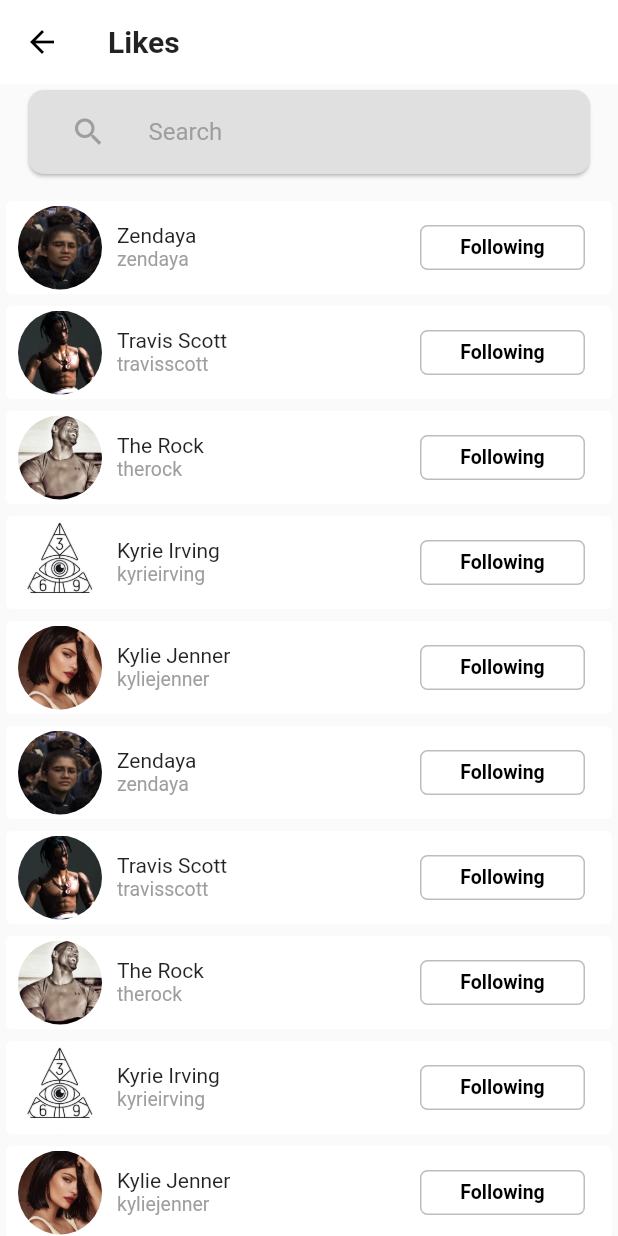
After one commit to zimbakovtech/Instagram-Clone, a Flutter app: the Likes screen opened by its route, on a phone screen of 412 x 824 dp. The commit adds this screen. Run offline on Flutter 3.47's test engine with Material 2 defaults, Android fonts, the phone set to English and light mode, and no system bars.

Commit message:
Likes Page

```diff
--- a/instagram_clone/lib/classes.dart
+++ b/instagram_clone/lib/classes.dart
@@ -41,6 +41,7 @@ class Dms {
   String profile;
   String status;
   String username;
+  bool following;
 
-  Dms({this.name, this.profile, this.status, this.username});
+  Dms({this.name, this.profile, this.status, this.username, this.following});
 }
--- a/instagram_clone/lib/direct/direct.dart
+++ b/instagram_clone/lib/direct/direct.dart
@@ -1,5 +1,5 @@
 import 'package:flutter/material.dart';
-import 'package:instagram_clone/chats.dart';
+import 'chats.dart';
 
 void main() => runApp(MaterialApp(
       debugShowCheckedModeBanner: false,
--- a/instagram_clone/lib/direct/search.dart
+++ b/instagram_clone/lib/direct/search.dart
@@ -28,7 +28,10 @@ class _SearchDirectState extends State<SearchDirect> {
               autofocus: true,
               decoration: InputDecoration(
                 hintText: 'Search',
-                prefixIcon: Icon(Icons.arrow_back, color: Colors.black),
+                prefixIcon: IconButton(
+                  icon: Icon(Icons.arrow_back, color: Colors.black),
+                  onPressed: () => Navigator.of(context).pop(),
+                ),
               ),
             ),
           ),
--- a/instagram_clone/lib/home.dart
+++ b/instagram_clone/lib/home.dart
@@ -234,6 +234,8 @@ class _HomePageState extends State<HomePage> {
         ),
         Padding(
           padding: const EdgeInsets.only(left: 10.0),
+          child: TextButton(
+            onPressed: () => Navigator.of(context).pushNamed('/likes'),
             child: Text(
               (posts[index].likes < 10000)
                   ? '${posts[index].likes} likes'
@@ -244,6 +246,7 @@ class _HomePageState extends State<HomePage> {
                 color: Colors.black,
                 fontWeight: FontWeight.bold,
                 fontSize: 13.0,
+              ),
             ),
           ),
         ),
--- /dev/null
+++ b/instagram_clone/lib/likes.dart
@@ -0,0 +1,164 @@
+import 'package:flutter/material.dart';
+import 'lists.dart';
+
+void main() => runApp(MaterialApp(
+      debugShowCheckedModeBanner: false,
+      theme: ThemeData(
+        visualDensity: VisualDensity.adaptivePlatformDensity,
+      ),
+      home: Likes(),
+    ));
+
+class Likes extends StatefulWidget {
+  @override
+  _LikesState createState() => _LikesState();
+}
+
+class _LikesState extends State<Likes> {
+  @override
+  Widget build(BuildContext context) {
+    return Scaffold(
+      appBar: AppBar(
+        backgroundColor: Colors.white,
+        elevation: 0.0,
+        title: Text(
+          'Likes',
+          style: TextStyle(
+            fontWeight: FontWeight.bold,
+          ),
+        ),
+      ),
+      body: Column(
+        children: [
+          Padding(
+            padding: const EdgeInsets.fromLTRB(15.0, 0.0, 15.0, 10.0),
+            child: Card(
+              color: Colors.grey[300],
+              child: ListTile(
+                onTap: () => Navigator.of(context).pushNamed('/search'),
+                leading: IconButton(
+                  icon: Icon(
+                    Icons.search,
+                    color: Colors.grey[500],
+                  ),
+                  onPressed: () => Navigator.of(context).pushNamed('/search'),
+                ),
+                title: Text(
+                  'Search',
+                  style: TextStyle(color: Colors.grey[500], fontSize: 16.0),
+                ),
+              ),
+              shape: RoundedRectangleBorder(
+                  borderRadius: BorderRadius.circular(10.0)),
+            ),
+          ),
+          Container(
+            height: MediaQuery.of(context).size.height - 122,
+            child: ListView(
+              children: accounts(),
+            ),
+          ),
+        ],
+      ),
+    );
+  }
+
+  List accounts() {
+    List<Widget> accounts = [];
+
+    for (int i = 0; i < 20; i++) {
+      accounts.add(getAccount(i));
+    }
+    return accounts;
+  }
+
+  Widget getAccount(int index) {
+    return Container(
+      height: 70.0,
+      width: 100.0,
+      child: Card(
+        color: Colors.white,
+        elevation: 0.0,
+        child: Row(
+          children: [
+            Padding(
+              padding: const EdgeInsets.only(left: 8.0, right: 10.0),
+              child: CircleAvatar(
+                backgroundImage: AssetImage(directs[index].profile),
+                radius: 28.0,
+              ),
+            ),
+            Padding(
+              padding: const EdgeInsets.only(top: 15.0),
+              child: Column(
+                crossAxisAlignment: CrossAxisAlignment.start,
+                children: [
+                  Text(
+                    directs[index].name,
+                    style: TextStyle(fontSize: 14.0),
+                  ),
+                  Text(
+                    directs[index].username,
+                    style: TextStyle(fontSize: 13.0, color: Colors.grey[500]),
+                  ),
+                ],
+              ),
+            ),
+            Spacer(),
+            Padding(
+              padding: const EdgeInsets.only(right: 10.0),
+              // child: FlatButton(
+              //   color: directs[index].following ? Colors.white : Colors.blue,
+              //   child: Text(
+              //     directs[index].following ? 'Following' : 'Follow',
+              //     style: TextStyle(
+              //       color:
+              //           directs[index].following ? Colors.black : Colors.white,
+              //     ),
+              //   ),
+              //   onPressed: () {
+              //     setState(() {
+              //       directs[index].following = !directs[index].following;
+              //     });
+              //   },
+              // ),
+              child: TextButton(
+                child: Container(
+                  height: 30.0,
+                  width: 110.0,
+                  decoration: BoxDecoration(
+                    color:
+                        directs[index].following ? Colors.white : Colors.blue,
+                    borderRadius: BorderRadius.all(Radius.circular(5.0)),
+                    border: Border.all(
+                      color: directs[index].following
+                          ? Colors.grey[400]
+                          : Colors.blue,
+                    ),
+                  ),
+                  child: Center(
+                    child: Text(
+                      directs[index].following ? 'Following' : 'Follow',
+                      style: TextStyle(
+                        color: directs[index].following
+                            ? Colors.black
+                            : Colors.white,
+                        fontWeight: FontWeight.w600,
+                        fontSize: 13.0,
+                      ),
+                    ),
+                  ),
+                ),
+                onPressed: () {
+                  setState(() {
+                    directs[index].following = !directs[index].following;
+                  });
+                },
+              ),
+            ),
+          ],
+        ),
+      ),
+    );
+  }
+}
--- a/instagram_clone/lib/lists.dart
+++ b/instagram_clone/lib/lists.dart
@@ -144,100 +144,140 @@ List<Dms> directs = [
     name: 'Zendaya',
     profile: 'assets/zendaya.jpg',
     status: 'Sent 1m ago',
-      username: 'zendaya'),
+    username: 'zendaya',
+    following: true,
+  ),
   Dms(
     name: 'Travis Scott',
     profile: 'assets/travis.jpg',
     status: 'Seen 8m ago',
-      username: 'travisscott'),
+    username: 'travisscott',
+    following: true,
+  ),
   Dms(
     name: 'The Rock',
     profile: 'assets/therock.jpeg',
     status: 'Sent 20m ago',
-      username: 'therock'),
+    username: 'therock',
+    following: true,
+  ),
   Dms(
     name: 'Kyrie Irving',
     profile: 'assets/kyrie.jpg',
     status: 'Sent 1h ago',
-      username: 'kyrieirving'),
+    username: 'kyrieirving',
+    following: true,
+  ),
   Dms(
     name: 'Kylie Jenner',
     profile: 'assets/kylie.jpg',
     status: 'Sent 3h ago',
-      username: 'kyliejenner'),
+    username: 'kyliejenner',
+    following: true,
+  ),
   Dms(
     name: 'Zendaya',
     profile: 'assets/zendaya.jpg',
     status: 'Opened 5h ago',
-      username: 'zendaya'),
+    username: 'zendaya',
+    following: true,
+  ),
   Dms(
     name: 'Travis Scott',
     profile: 'assets/travis.jpg',
     status: 'Sent 10h ago',
-      username: 'travisscott'),
+    username: 'travisscott',
+    following: true,
+  ),
   Dms(
     name: 'The Rock',
     profile: 'assets/therock.jpeg',
     status: 'Seen 19h ago',
-      username: 'therock'),
+    username: 'therock',
+    following: true,
+  ),
   Dms(
     name: 'Kyrie Irving',
     profile: 'assets/kyrie.jpg',
     status: 'Opened 1d ago',
-      username: 'kyrieirving'),
+    username: 'kyrieirving',
+    following: true,
+  ),
   Dms(
     name: 'Kylie Jenner',
     profile: 'assets/kylie.jpg',
     status: 'Sent 3d ago',
-      username: 'kyliejenner'),
+    username: 'kyliejenner',
+    following: true,
+  ),
   Dms(
     name: 'Zendaya',
     profile: 'assets/zendaya.jpg',
     status: 'Sent 1m ago',
-      username: 'zendaya'),
+    username: 'zendaya',
+    following: true,
+  ),
   Dms(
     name: 'Travis Scott',
     profile: 'assets/travis.jpg',
     status: 'Seen 8m ago',
-      username: 'travisscott'),
+    username: 'travisscott',
+    following: false,
+  ),
   Dms(
     name: 'The Rock',
     profile: 'assets/therock.jpeg',
     status: 'Sent 20m ago',
-      username: 'therock'),
+    username: 'therock',
+    following: false,
+  ),
   Dms(
     name: 'Kyrie Irving',
     profile: 'assets/kyrie.jpg',
     status: 'Sent 1h ago',
-      username: 'kyrieirving'),
+    username: 'kyrieirving',
+    following: false,
+  ),
   Dms(
     name: 'Kylie Jenner',
     profile: 'assets/kylie.jpg',
     status: 'Sent 3h ago',
-      username: 'kyliejenner'),
+    username: 'kyliejenner',
+    following: false,
+  ),
   Dms(
     name: 'Zendaya',
     profile: 'assets/zendaya.jpg',
     status: 'Opened 5h ago',
-      username: 'zendaya'),
+    username: 'zendaya',
+    following: false,
+  ),
   Dms(
     name: 'Travis Scott',
     profile: 'assets/travis.jpg',
     status: 'Sent 10h ago',
-      username: 'travisscott'),
+    username: 'travisscott',
+    following: false,
+  ),
   Dms(
     name: 'The Rock',
     profile: 'assets/therock.jpeg',
     status: 'Seen 19h ago',
-      username: 'therock'),
+    username: 'therock',
+    following: false,
+  ),
   Dms(
     name: 'Kyrie Irving',
     profile: 'assets/kyrie.jpg',
     status: 'Opened 1d ago',
-      username: 'kyrieirving'),
+    username: 'kyrieirving',
+    following: false,
+  ),
   Dms(
     name: 'Kylie Jenner',
     profile: 'assets/kylie.jpg',
     status: 'Sent 3d ago',
-      username: 'kyliejenner'),
+    username: 'kyliejenner',
+    following: false,
+  ),
 ];
--- a/instagram_clone/lib/main.dart
+++ b/instagram_clone/lib/main.dart
@@ -6,6 +6,7 @@ import 'explore.dart';
 import 'add.dart';
 import 'activity.dart';
 import 'profile.dart';
+import 'likes.dart';
 
 void main() => runApp(MaterialApp(
       debugShowCheckedModeBanner: false,
@@ -17,6 +18,7 @@ void main() => runApp(MaterialApp(
       routes: {
         '/direct': (context) => Direct(),
         '/search': (context) => SearchDirect(),
+        '/likes': (context) => Likes(),
       },
     ));
 
```
Also changed, not shown: instagram_clone/lib/direct/chats.dart (renamed from instagram_clone/lib/chats.dart). Lines whose indentation alone changed are shown as unchanged.
